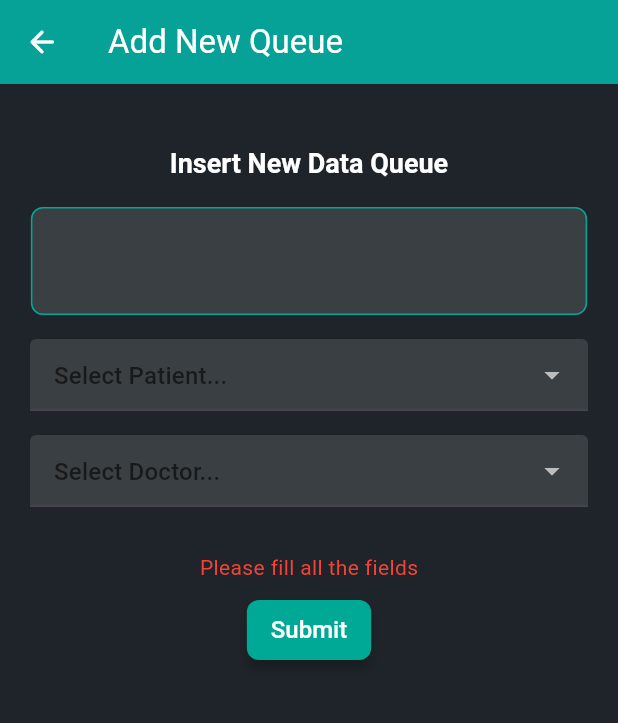
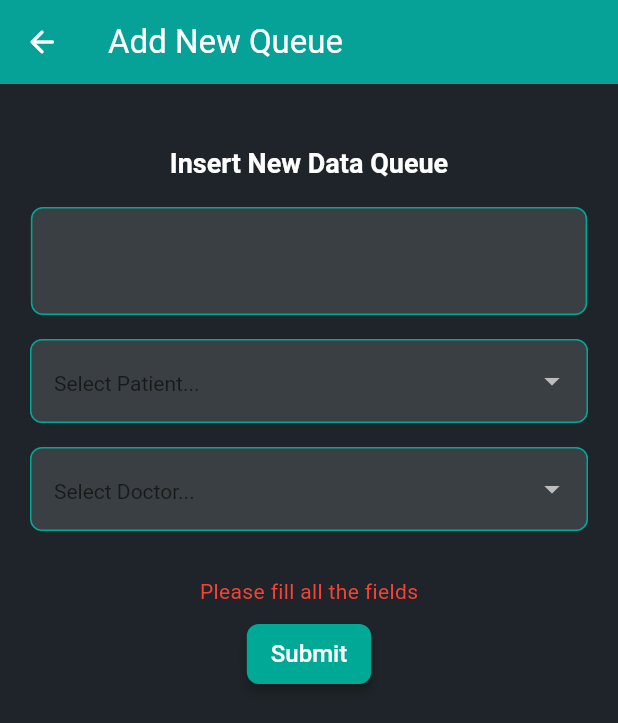
Before and after one commit to Ferico5/ppmp_uas, a Flutter app: the NewQueuePage screen opened by its route, after a tap on "Submit", on a phone screen of 412 x 824 dp. Shown: the top 723 px of the screen. Run offline on Flutter 3.47's test engine with Material 3 defaults, Android fonts, the phone set to English and light mode, and no system bars; our stand-ins replace dio, flutter_animate, flutter_spinkit, shared_preferences; accounts and stored records are empty; network calls fail; Roboto replaces fonts that are missing (Lexend).

Commit message:
fix some bug

```diff
--- a/lib/components/my_text_form_field.dart
+++ b/lib/components/my_text_form_field.dart
@@ -11,7 +11,7 @@ class MyTextFormField extends StatelessWidget {
   final String? Function(String?)? validator;
   final Widget? suffixIcon;
   final double? width;
-  final TextStyle? style; // add the style
+  final TextStyle? style;
   final List<TextInputFormatter>? inputFormatters;
   final bool? readOnly;
 
--- a/lib/screens/home_page.dart
+++ b/lib/screens/home_page.dart
@@ -61,7 +61,7 @@ class _HomePageState extends State<HomePage> with TickerProviderStateMixin {
                               Align(
                                 alignment: AlignmentDirectional(-1, -1),
                                 child: Text(
-                                  "Hello, <name>",
+                                  "Welcome...",
                                   style: TextStyle(
                                       fontFamily: 'Lexend',
                                       fontSize: 32,
--- a/lib/screens/new_queue_page.dart
+++ b/lib/screens/new_queue_page.dart
@@ -103,10 +103,25 @@ class _NewQueuePageState extends State<NewQueuePage> {
                         ),
                         const SizedBox(height: 16),
                         DropdownButtonFormField<Map<String, dynamic>>(
-                          decoration: const InputDecoration(
+                          decoration: InputDecoration(
                             hintText: 'Select Patient...',
+                            hintStyle: const TextStyle(color: Colors.white70),
                             filled: true,
                             fillColor: Colors.white12,
+                            enabledBorder: OutlineInputBorder(
+                              borderSide: const BorderSide(
+                                color: Color(0xFF00A896),
+                                width: 1.0,
+                              ),
+                              borderRadius: BorderRadius.circular(8),
+                            ),
+                            focusedBorder: OutlineInputBorder(
+                              borderSide: const BorderSide(
+                                color: Color(0xFF00A896),
+                                width: 1.0,
+                              ),
+                              borderRadius: BorderRadius.circular(8),
+                            ),
                           ),
                           value: _dropdownPatient != null
                               ? model.patients.firstWhere(
@@ -116,7 +131,10 @@ class _NewQueuePageState extends State<NewQueuePage> {
                           items: model.patients
                               .map((patient) => DropdownMenuItem<Map<String, dynamic>>(
                                     value: patient,
-                                    child: Text(patient['nama']),
+                                    child: Text(
+                                      patient['nama'],
+                                      style: const TextStyle(color: Colors.white),
+                                    ),
                                   ))
                               .toList(),
                           onChanged: (value) {
@@ -125,13 +143,30 @@ class _NewQueuePageState extends State<NewQueuePage> {
                               model.setPatient(value?['id'].toString() ?? "");
                             });
                           },
+                          dropdownColor: const Color(0xFF1E2429),
+                          style: const TextStyle(color: Colors.white),
                         ),
                         const SizedBox(height: 16),
                         DropdownButtonFormField<Map<String, dynamic>>(
-                          decoration: const InputDecoration(
+                          decoration: InputDecoration(
                             hintText: 'Select Doctor...',
+                            hintStyle: const TextStyle(color: Colors.white70),
                             filled: true,
                             fillColor: Colors.white12,
+                            enabledBorder: OutlineInputBorder(
+                              borderSide: const BorderSide(
+                                color: Color(0xFF00A896),
+                                width: 1.0,
+                              ),
+                              borderRadius: BorderRadius.circular(8),
+                            ),
+                            focusedBorder: OutlineInputBorder(
+                              borderSide: const BorderSide(
+                                color: Color(0xFF00A896),
+                                width: 1.0,
+                              ),
+                              borderRadius: BorderRadius.circular(8),
+                            ),
                           ),
                           value: _dropdownDoctor != null
                               ? model.doctors.firstWhere(
@@ -141,7 +176,10 @@ class _NewQueuePageState extends State<NewQueuePage> {
                           items: model.doctors
                               .map((doctor) => DropdownMenuItem<Map<String, dynamic>>(
                                     value: doctor,
-                                    child: Text(doctor['nama']),
+                                    child: Text(
+                                      doctor['nama'],
+                                      style: const TextStyle(color: Colors.white),
+                                    ),
                                   ))
                               .toList(),
                           onChanged: (value) {
@@ -150,6 +188,8 @@ class _NewQueuePageState extends State<NewQueuePage> {
                               model.setDoctor(value?['id'].toString() ?? "");
                             });
                           },
+                          dropdownColor: const Color(0xFF1E2429),
+                          style: const TextStyle(color: Colors.white),
                         ),
                         Padding(
                           padding: const EdgeInsetsDirectional.fromSTEB(0, 30, 0, 40),
```
Also changed, not shown: lib/screens/new_doctor_page.dart (+9 -7 lines), lib/screens/new_patient_page.dart (+26 -5 lines).
